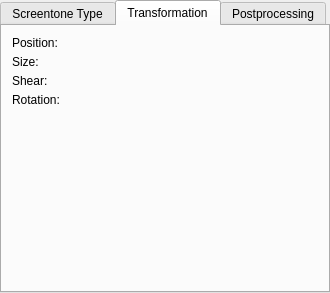
Old version of the form plugins/generators/screentone/KisScreentoneConfigWidget.ui in the repository KDE/krita.
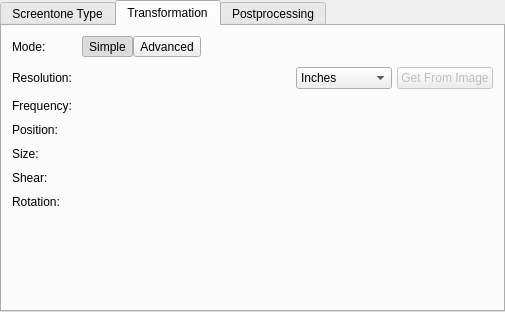
New version of the form. The open tabs and pages were chosen to show the change. Custom widgets are drawn as their Qt base class.

Commit message: Add new resolution/lpi based mode for transformations in screentone generator

Patch:
```diff
--- a/plugins/generators/screentone/KisScreentoneConfigWidget.ui
+++ b/plugins/generators/screentone/KisScreentoneConfigWidget.ui
@@ -10,8 +10,8 @@
    <rect>
     <x>0</x>
     <y>0</y>
-    <width>283</width>
-    <height>293</height>
+    <width>505</width>
+    <height>312</height>
    </rect>
   </property>
   <property name="sizePolicy">
@@ -163,27 +163,221 @@
        <item>
         <layout class="QFormLayout" name="formLayout_2">
          <property name="horizontalSpacing">
-          <number>5</number>
+          <number>10</number>
          </property>
          <property name="verticalSpacing">
-          <number>5</number>
+          <number>10</number>
+         </property>
+         <property name="leftMargin">
+          <number>0</number>
+         </property>
+         <property name="topMargin">
+          <number>0</number>
+         </property>
+         <property name="rightMargin">
+          <number>0</number>
+         </property>
+         <property name="bottomMargin">
+          <number>0</number>
          </property>
          <item row="0" column="0">
-          <widget class="QLabel" name="labelTranslation">
+          <widget class="QLabel" name="labelTransformationMode">
+           <property name="text">
+            <string>Mode:</string>
+           </property>
+          </widget>
+         </item>
+         <item row="0" column="1">
+          <layout class="QHBoxLayout" name="horizontalLayout_9">
+           <property name="spacing">
+            <number>0</number>
+           </property>
+           <item>
+            <widget class="KoGroupButton" name="buttonSimpleTransformation">
+             <property name="text">
+              <string>Simple</string>
+             </property>
+             <property name="checkable">
+              <bool>true</bool>
+             </property>
+             <property name="checked">
+              <bool>true</bool>
+             </property>
+             <attribute name="buttonGroup">
+              <string notr="true">buttonGroup</string>
+             </attribute>
+            </widget>
+           </item>
+           <item>
+            <widget class="KoGroupButton" name="buttonAdvancedTransformation">
+             <property name="text">
+              <string>Advanced</string>
+             </property>
+             <property name="checkable">
+              <bool>true</bool>
+             </property>
+             <attribute name="buttonGroup">
+              <string notr="true">buttonGroup</string>
+             </attribute>
+            </widget>
+           </item>
+           <item>
+            <spacer name="horizontalSpacer">
+             <property name="orientation">
+              <enum>Qt::Horizontal</enum>
+             </property>
+             <property name="sizeHint" stdset="0">
+              <size>
+               <width>0</width>
+               <height>0</height>
+              </size>
+             </property>
+            </spacer>
+           </item>
+          </layout>
+         </item>
+         <item row="1" column="0">
+          <widget class="QLabel" name="labelResolution">
+           <property name="text">
+            <string>Resolution:</string>
+           </property>
+          </widget>
+         </item>
+         <item row="1" column="1">
+          <widget class="QWidget" name="containerResolution" native="true">
+           <layout class="QHBoxLayout" name="horizontalLayout_8" stretch="0,0,0">
+            <property name="spacing">
+             <number>5</number>
+            </property>
+            <property name="leftMargin">
+             <number>0</number>
+            </property>
+            <property name="topMargin">
+             <number>0</number>
+            </property>
+            <property name="rightMargin">
+             <number>0</number>
+            </property>
+            <property name="bottomMargin">
+             <number>0</number>
+            </property>
+            <item>
+             <widget class="KisDoubleSliderSpinBox" name="sliderResolution" native="true">
+              <property name="sizePolicy">
+               <sizepolicy hsizetype="Expanding" vsizetype="Preferred">
+                <horstretch>0</horstretch>
+                <verstretch>0</verstretch>
+               </sizepolicy>
+              </property>
+             </widget>
+            </item>
+            <item>
+             <widget class="QComboBox" name="comboBoxUnits">
+              <item>
+               <property name="text">
+                <string>Inches</string>
+               </property>
+              </item>
+              <item>
+               <property name="text">
+                <string>Centimeters</string>
+               </property>
+              </item>
+             </widget>
+            </item>
+            <item>
+             <widget class="QPushButton" name="buttonResolutionFromImage">
+              <property name="enabled">
+               <bool>false</bool>
+              </property>
+              <property name="text">
+               <string>Get From Image</string>
+              </property>
+             </widget>
+            </item>
+           </layout>
+          </widget>
+         </item>
+         <item row="2" column="0">
+          <widget class="QLabel" name="labelFrequency">
+           <property name="text">
+            <string>Frequency:</string>
+           </property>
+          </widget>
+         </item>
+         <item row="2" column="1">
+          <widget class="QWidget" name="containerFrequency" native="true">
+           <layout class="QHBoxLayout" name="horizontalLayout_6">
+            <property name="spacing">
+             <number>5</number>
+            </property>
+            <property name="leftMargin">
+             <number>0</number>
+            </property>
+            <property name="topMargin">
+             <number>0</number>
+            </property>
+            <property name="rightMargin">
+             <number>0</number>
+            </property>
+            <property name="bottomMargin">
+             <number>0</number>
+            </property>
+            <item>
+             <widget class="KisDoubleSliderSpinBox" name="sliderFrequencyX" native="true">
+              <property name="sizePolicy">
+               <sizepolicy hsizetype="Expanding" vsizetype="Preferred">
+                <horstretch>0</horstretch>
+                <verstretch>0</verstretch>
+               </sizepolicy>
+              </property>
+             </widget>
+            </item>
+            <item>
+             <widget class="KoAspectButton" name="buttonConstrainFrequency" native="true"/>
+            </item>
+            <item>
+             <widget class="KisDoubleSliderSpinBox" name="sliderFrequencyY" native="true">
+              <property name="sizePolicy">
+               <sizepolicy hsizetype="Expanding" vsizetype="Preferred">
+                <horstretch>0</horstretch>
+                <verstretch>0</verstretch>
+               </sizepolicy>
+              </property>
+             </widget>
+            </item>
+           </layout>
+          </widget>
+         </item>
+         <item row="3" column="0">
+          <widget class="QLabel" name="labelPosition">
            <property name="text">
             <string comment="Geometric Position">Position:</string>
            </property>
           </widget>
          </item>
-         <item row="0" column="1">
-          <layout class="QHBoxLayout" name="horizontalLayout">
+         <item row="3" column="1">
+          <widget class="QWidget" name="containerPosition" native="true">
+           <layout class="QHBoxLayout" name="horizontalLayout_11">
            <property name="spacing">
             <number>5</number>
            </property>
+            <property name="leftMargin">
+             <number>0</number>
+            </property>
+            <property name="topMargin">
+             <number>0</number>
+            </property>
+            <property name="rightMargin">
+             <number>0</number>
+            </property>
+            <property name="bottomMargin">
+             <number>0</number>
+            </property>
            <item>
             <widget class="KisDoubleSliderSpinBox" name="sliderPositionX" native="true">
              <property name="sizePolicy">
-              <sizepolicy hsizetype="Expanding" vsizetype="Minimum">
+               <sizepolicy hsizetype="Expanding" vsizetype="Preferred">
                <horstretch>0</horstretch>
                <verstretch>0</verstretch>
               </sizepolicy>
@@ -196,7 +390,7 @@
            <item>
             <widget class="KisDoubleSliderSpinBox" name="sliderPositionY" native="true">
              <property name="sizePolicy">
-              <sizepolicy hsizetype="Expanding" vsizetype="Minimum">
+               <sizepolicy hsizetype="Expanding" vsizetype="Preferred">
                <horstretch>0</horstretch>
                <verstretch>0</verstretch>
               </sizepolicy>
@@ -207,23 +401,37 @@
             </widget>
            </item>
           </layout>
+          </widget>
          </item>
-         <item row="1" column="0">
+         <item row="4" column="0">
           <widget class="QLabel" name="labelSize">
            <property name="text">
             <string>Size:</string>
            </property>
           </widget>
          </item>
-         <item row="1" column="1">
-          <layout class="QHBoxLayout" name="horizontalLayout_3">
+         <item row="4" column="1">
+          <widget class="QWidget" name="containerSize" native="true">
+           <layout class="QHBoxLayout" name="horizontalLayout_7">
            <property name="spacing">
             <number>5</number>
            </property>
+            <property name="leftMargin">
+             <number>0</number>
+            </property>
+            <property name="topMargin">
+             <number>0</number>
+            </property>
+            <property name="rightMargin">
+             <number>0</number>
+            </property>
+            <property name="bottomMargin">
+             <number>0</number>
+            </property>
            <item>
             <widget class="KisDoubleSliderSpinBox" name="sliderSizeX" native="true">
              <property name="sizePolicy">
-              <sizepolicy hsizetype="Expanding" vsizetype="Minimum">
+               <sizepolicy hsizetype="Expanding" vsizetype="Preferred">
                <horstretch>0</horstretch>
                <verstretch>0</verstretch>
               </sizepolicy>
@@ -236,7 +444,7 @@
            <item>
             <widget class="KisDoubleSliderSpinBox" name="sliderSizeY" native="true">
              <property name="sizePolicy">
-              <sizepolicy hsizetype="Expanding" vsizetype="Minimum">
+               <sizepolicy hsizetype="Expanding" vsizetype="Preferred">
                <horstretch>0</horstretch>
                <verstretch>0</verstretch>
               </sizepolicy>
@@ -246,31 +454,38 @@
              </property>
             </widget>
            </item>
-           <item>
-            <widget class="KoAspectButton" name="buttonKeepSizeSquare" native="true">
-             <property name="focusPolicy">
-              <enum>Qt::WheelFocus</enum>
-             </property>
-            </widget>
-           </item>
-          </layout>
+           </layout>
+          </widget>
          </item>
-         <item row="2" column="0">
+         <item row="5" column="0">
           <widget class="QLabel" name="labelShear">
            <property name="text">
             <string>Shear:</string>
            </property>
           </widget>
          </item>
-         <item row="2" column="1">
-          <layout class="QHBoxLayout" name="horizontalLayout_5">
+         <item row="5" column="1">
+          <widget class="QWidget" name="containerShear" native="true">
+           <layout class="QHBoxLayout" name="horizontalLayout_3">
            <property name="spacing">
             <number>5</number>
            </property>
+            <property name="leftMargin">
+             <number>0</number>
+            </property>
+            <property name="topMargin">
+             <number>0</number>
+            </property>
+            <property name="rightMargin">
+             <number>0</number>
+            </property>
+            <property name="bottomMargin">
+             <number>0</number>
+            </property>
            <item>
             <widget class="KisDoubleSliderSpinBox" name="sliderShearX" native="true">
              <property name="sizePolicy">
-              <sizepolicy hsizetype="Expanding" vsizetype="Minimum">
+               <sizepolicy hsizetype="Expanding" vsizetype="Preferred">
                <horstretch>0</horstretch>
                <verstretch>0</verstretch>
               </sizepolicy>
@@ -283,7 +498,7 @@
            <item>
             <widget class="KisDoubleSliderSpinBox" name="sliderShearY" native="true">
              <property name="sizePolicy">
-              <sizepolicy hsizetype="Expanding" vsizetype="Minimum">
+               <sizepolicy hsizetype="Expanding" vsizetype="Preferred">
                <horstretch>0</horstretch>
                <verstretch>0</verstretch>
               </sizepolicy>
@@ -294,21 +509,42 @@
             </widget>
            </item>
           </layout>
+          </widget>
          </item>
-         <item row="3" column="0">
-          <widget class="QLabel" name="labelRotation">
+         <item row="6" column="0">
+          <widget class="QLabel" name="labelRotationSimple">
            <property name="text">
             <string>Rotation:</string>
            </property>
           </widget>
          </item>
-         <item row="3" column="1">
+         <item row="6" column="1">
+          <layout class="QHBoxLayout" name="horizontalLayout_5">
+           <property name="spacing">
+            <number>0</number>
+           </property>
+           <item>
           <widget class="KisAngleSelector" name="angleSelectorRotation" native="true">
            <property name="focusPolicy">
             <enum>Qt::WheelFocus</enum>
            </property>
           </widget>
          </item>
+           <item>
+            <spacer name="horizontalSpacer_2">
+             <property name="orientation">
+              <enum>Qt::Horizontal</enum>
+             </property>
+             <property name="sizeHint" stdset="0">
+              <size>
+               <width>0</width>
+               <height>0</height>
+              </size>
+             </property>
+            </spacer>
+           </item>
+          </layout>
+         </item>
         </layout>
        </item>
        <item>
@@ -527,6 +763,11 @@
    <header location="global">KisAngleSelector.h</header>
    <container>1</container>
   </customwidget>
+  <customwidget>
+   <class>KoGroupButton</class>
+   <extends>QToolButton</extends>
+   <header location="global">KoGroupButton.h</header>
+  </customwidget>
  </customwidgets>
  <tabstops>
   <tabstop>buttonForegroundColor</tabstop>
```
Left out of the diff: 28 changed lines with no effect on the pictures. Lines whose indentation alone changed are shown as unchanged. The commit also changes 4 other files.
